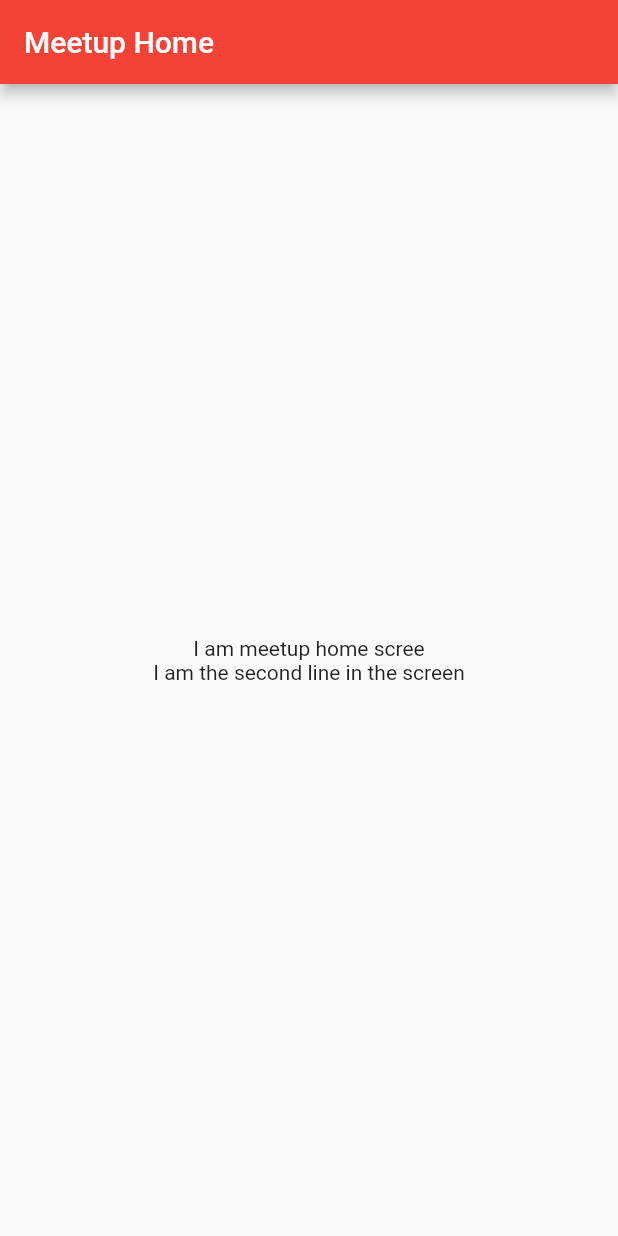
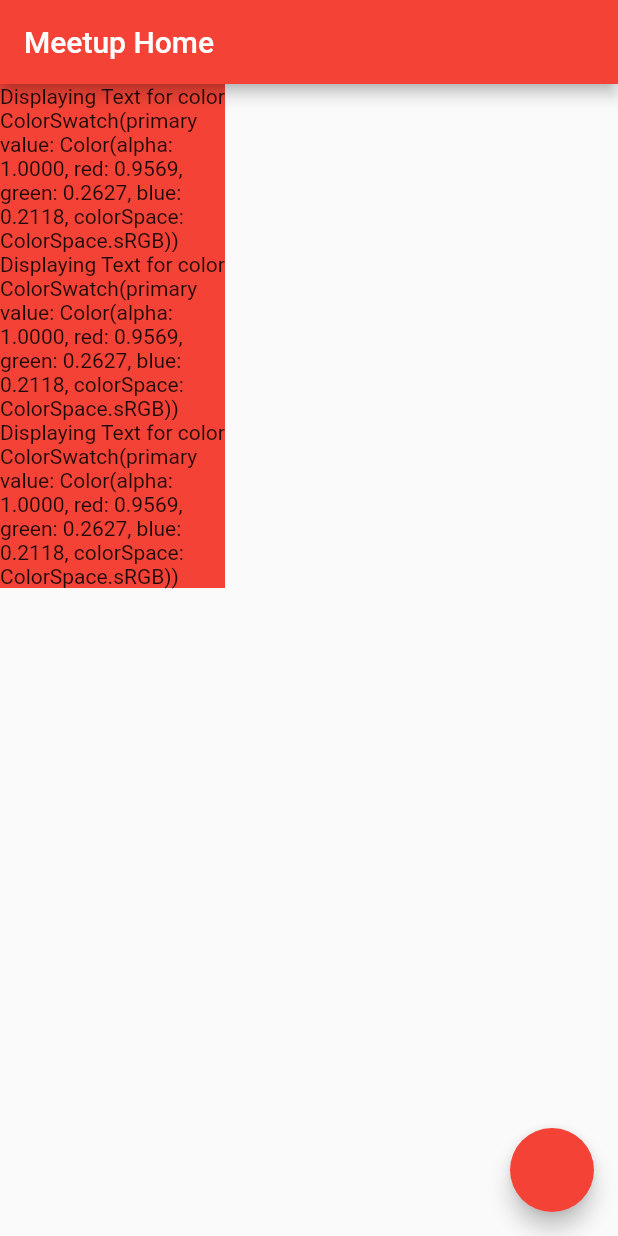
Before and after one commit to frndforall/FlutterProject_1, a Flutter app: the screen it shows after launch, on a phone screen of 412 x 824 dp. Run offline on Flutter 3.47's test engine with Material 2 defaults, Android fonts, the phone set to English and light mode, and no system bars; our stand-ins replace faker.

Commit message:
Home Screen Content

```diff
--- a/lib/src/screens/meetup_home_screen.dart
+++ b/lib/src/screens/meetup_home_screen.dart
@@ -1,3 +1,5 @@
+
+import 'dart:math';
 
 import 'package:flutter/material.dart';
 
@@ -10,18 +12,53 @@ class MeetUpHomeScreen extends StatefulWidget {
 
 }
 
-class MeetupHome extends State{
+class MeetupHome extends State<MeetUpHomeScreen>{
+  List<CustomText> customList =[CustomText(key: ValueKey('1')),CustomText(key: ValueKey('2')),CustomText(key: ValueKey('3'))];
+
+  shuffleList() {
+    setState(() {
+      customList.shuffle();
+    });
+  }
   @override
   Widget build(BuildContext context) {
-    return Scaffold(body: Center(child: Column(
-      mainAxisAlignment:MainAxisAlignment.center,
-      children: <Widget>[
-      Text('I am meetup home scree',textDirection: TextDirection.ltr),
-      Text('I am the second line in the screen',textAlign: TextAlign.right,)
-    ],)
-    ),
-    appBar: AppBar(title: Text('Meetup Home'))
+    return Scaffold(body: Column(children: customList),
+    appBar: AppBar(title: Text('Meetup Home')),
+    floatingActionButton: FloatingActionButton(onPressed: () {
+      shuffleList();
+    },
+    tooltip: 'Shuffle List'),
     );
   }
 
 }
+
+class CustomText extends StatefulWidget {
+
+  CustomText({Key key}) : super(key: key);
+  @override
+  CustomTextState createState() => CustomTextState();
+
+}
+
+class CustomTextState extends State<CustomText> {
+  final List colors = [Colors.red,Colors.blue,Colors.black,Colors.brown,Colors.grey];
+  Random random = Random();
+  Color color;
+
+
+  @override
+  void initState() {
+    color = colors[random.nextInt(colors.length)];
+    super.initState();
+  }
+  @override
+  Widget build(BuildContext context) {
+    return Container(
+      child: Text('Displaying Text for color $color'),
+      color: this.color,
+      width: 150,
+      );
+  }
+
+}
```
